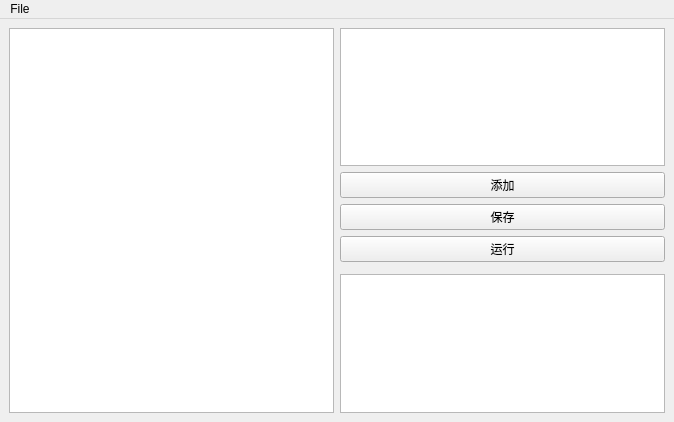
The window that UI.ui (wanruu/CS5351) describes before a commit, drawn with Qt 5.
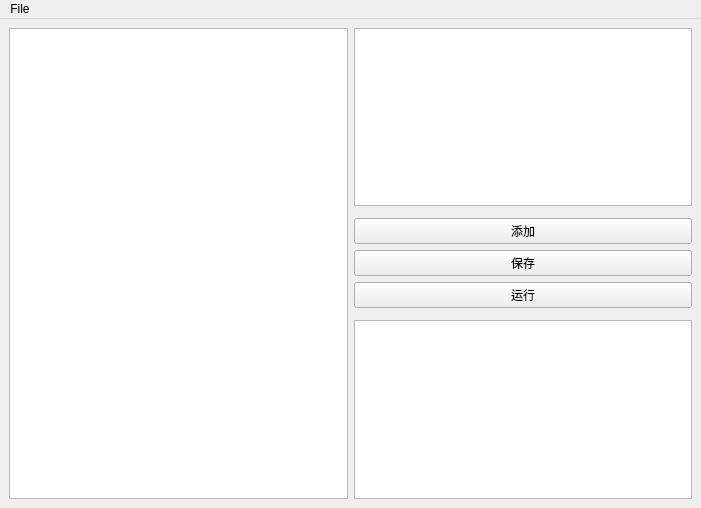
The same window after the commit. Custom widgets are drawn as their Qt base class.

Commit message: 保存一下副本

What changed in the file:
```diff
--- a/UI.ui
+++ b/UI.ui
@@ -6,8 +6,8 @@
    <rect>
     <x>0</x>
     <y>0</y>
-    <width>674</width>
-    <height>422</height>
+    <width>701</width>
+    <height>508</height>
    </rect>
   </property>
   <property name="windowTitle">
@@ -18,32 +18,31 @@
   </property>
   <widget class="QWidget" name="centralwidget">
    <layout class="QGridLayout" name="gridLayout">
-    <item row="1" column="2">
-     <widget class="QPushButton" name="pushButton">
-      <property name="text">
-       <string>添加</string>
-      </property>
-     </widget>
-    </item>
-    <item row="0" column="2">
-     <widget class="QTextEditWithLineNum" name="qtElementArea">
-      <property name="html">
-       <string>&lt;!DOCTYPE HTML PUBLIC &quot;-//W3C//DTD HTML 4.0//EN&quot; &quot;http://www.w3.org/TR/REC-html40/strict.dtd&quot;&gt;
-&lt;html&gt;&lt;head&gt;&lt;meta name=&quot;qrichtext&quot; content=&quot;1&quot; /&gt;&lt;meta charset=&quot;utf-8&quot; /&gt;&lt;style type=&quot;text/css&quot;&gt;
-p, li { white-space: pre-wrap; }
-&lt;/style&gt;&lt;/head&gt;&lt;body style=&quot; font-family:'.AppleSystemUIFont'; font-size:13pt; font-weight:400; font-style:normal;&quot;&gt;
-&lt;p style=&quot;-qt-paragraph-type:empty; margin-top:0px; margin-bottom:0px; margin-left:0px; margin-right:0px; -qt-block-indent:0; text-indent:0px;&quot;&gt;&lt;br /&gt;&lt;/p&gt;&lt;/body&gt;&lt;/html&gt;</string>
-      </property>
-     </widget>
-    </item>
-    <item row="2" column="2">
+    <item row="3" column="1">
      <widget class="QPushButton" name="pushButton_2">
       <property name="text">
        <string>保存</string>
       </property>
      </widget>
     </item>
-    <item row="5" column="2">
+    <item row="2" column="1">
+     <widget class="QPushButton" name="pushButton">
+      <property name="text">
+       <string>添加</string>
+      </property>
+     </widget>
+    </item>
+    <item row="4" column="1">
+     <widget class="QPushButton" name="pushButton_3">
+      <property name="text">
+       <string>运行</string>
+      </property>
+     </widget>
+    </item>
+    <item row="0" column="0" rowspan="7">
+     <widget class="QTextEditWithLineNum" name="qtCodeArea"/>
+    </item>
+    <item row="6" column="1">
      <widget class="QTableWidget" name="qtMatrixArea">
       <property name="editTriggers">
        <set>QAbstractItemView::NoEditTriggers</set>
@@ -62,13 +61,14 @@
       </attribute>
      </widget>
     </item>
-    <item row="0" column="0" rowspan="6">
-     <widget class="QTextEditWithLineNum" name="qtCodeArea"/>
-    </item>
-    <item row="3" column="2">
-     <widget class="QPushButton" name="pushButton_3">
-      <property name="text">
-       <string>运行</string>
+    <item row="0" column="1">
+     <widget class="QTextEditWithLineNum" name="qtElementArea">
+      <property name="html">
+       <string>&lt;!DOCTYPE HTML PUBLIC &quot;-//W3C//DTD HTML 4.0//EN&quot; &quot;http://www.w3.org/TR/REC-html40/strict.dtd&quot;&gt;
+&lt;html&gt;&lt;head&gt;&lt;meta name=&quot;qrichtext&quot; content=&quot;1&quot; /&gt;&lt;style type=&quot;text/css&quot;&gt;
+p, li { white-space: pre-wrap; }
+&lt;/style&gt;&lt;/head&gt;&lt;body style=&quot; font-family:'.AppleSystemUIFont'; font-size:13pt; font-weight:400; font-style:normal;&quot;&gt;
+&lt;p style=&quot;-qt-paragraph-type:empty; margin-top:0px; margin-bottom:0px; margin-left:0px; margin-right:0px; -qt-block-indent:0; text-indent:0px;&quot;&gt;&lt;br /&gt;&lt;/p&gt;&lt;/body&gt;&lt;/html&gt;</string>
       </property>
      </widget>
     </item>
@@ -79,7 +79,7 @@
     <rect>
      <x>0</x>
      <y>0</y>
-     <width>674</width>
+     <width>701</width>
      <height>24</height>
     </rect>
    </property>
```
The commit also changes 1 other file.
